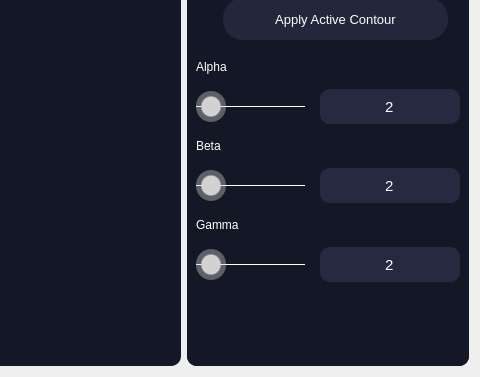
Old version of the form src/UI/houghwidget.ui in the repository 1brahimmohamed/Computer-Vision-Toolkit; both pictures show x 776 to 1256 and y 571 to 948 of the 1256 by 948 pixel window.
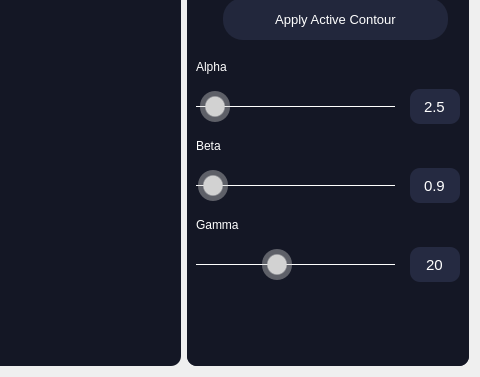
New version of the form.

Diff of the .ui file:
```diff
--- a/src/UI/houghwidget.ui
+++ b/src/UI/houghwidget.ui
@@ -801,7 +801,7 @@
             </layout>
            </item>
            <item>
-            <layout class="QGridLayout" name="edgeDectectorsContainer_4" rowstretch="5,0,0,0,0,0" columnstretch="80,0">
+            <layout class="QGridLayout" name="edgeDectectorsContainer_4" rowstretch="5,0,0,0,0,0" columnstretch="80,20">
              <property name="spacing">
               <number>15</number>
              </property>
@@ -832,8 +832,14 @@
     background: qradialgradient(spread:reflect, cx:0.5, cy:0.5, radius:0.5, fx:0.5, fy:0.5, stop:0.6 rgba(255, 255, 255, 255), stop:0.7 rgba(255, 255, 255, 100));
 }</string>
                </property>
+               <property name="minimum">
+                <number>1</number>
+               </property>
                <property name="maximum">
-                <number>10</number>
+                <number>1000</number>
+               </property>
+               <property name="value">
+                <number>25</number>
                </property>
                <property name="orientation">
                 <enum>Qt::Horizontal</enum>
@@ -863,7 +869,7 @@
 }</string>
                </property>
                <property name="text">
-                <string>2</string>
+                <string>20</string>
                </property>
                <property name="alignment">
                 <set>Qt::AlignCenter</set>
@@ -945,6 +951,15 @@
     background: qradialgradient(spread:reflect, cx:0.5, cy:0.5, radius:0.5, fx:0.5, fy:0.5, stop:0.6 rgba(255, 255, 255, 255), stop:0.7 rgba(255, 255, 255, 100));
 }</string>
                </property>
+               <property name="minimum">
+                <number>1</number>
+               </property>
+               <property name="maximum">
+                <number>50</number>
+               </property>
+               <property name="value">
+                <number>20</number>
+               </property>
                <property name="orientation">
                 <enum>Qt::Horizontal</enum>
                </property>
@@ -977,6 +992,15 @@
     background: qradialgradient(spread:reflect, cx:0.5, cy:0.5, radius:0.5, fx:0.5, fy:0.5, stop:0.6 rgba(255, 255, 255, 255), stop:0.7 rgba(255, 255, 255, 100));
 }</string>
                </property>
+               <property name="minimum">
+                <number>1</number>
+               </property>
+               <property name="maximum">
+                <number>1000</number>
+               </property>
+               <property name="value">
+                <number>10</number>
+               </property>
                <property name="orientation">
                 <enum>Qt::Horizontal</enum>
                </property>
@@ -1005,7 +1029,7 @@
 }</string>
                </property>
                <property name="text">
-                <string>2</string>
+                <string>2.5</string>
                </property>
                <property name="alignment">
                 <set>Qt::AlignCenter</set>
@@ -1035,7 +1059,7 @@
 }</string>
                </property>
                <property name="text">
-                <string>2</string>
+                <string>0.9</string>
                </property>
                <property name="alignment">
                 <set>Qt::AlignCenter</set>
```
